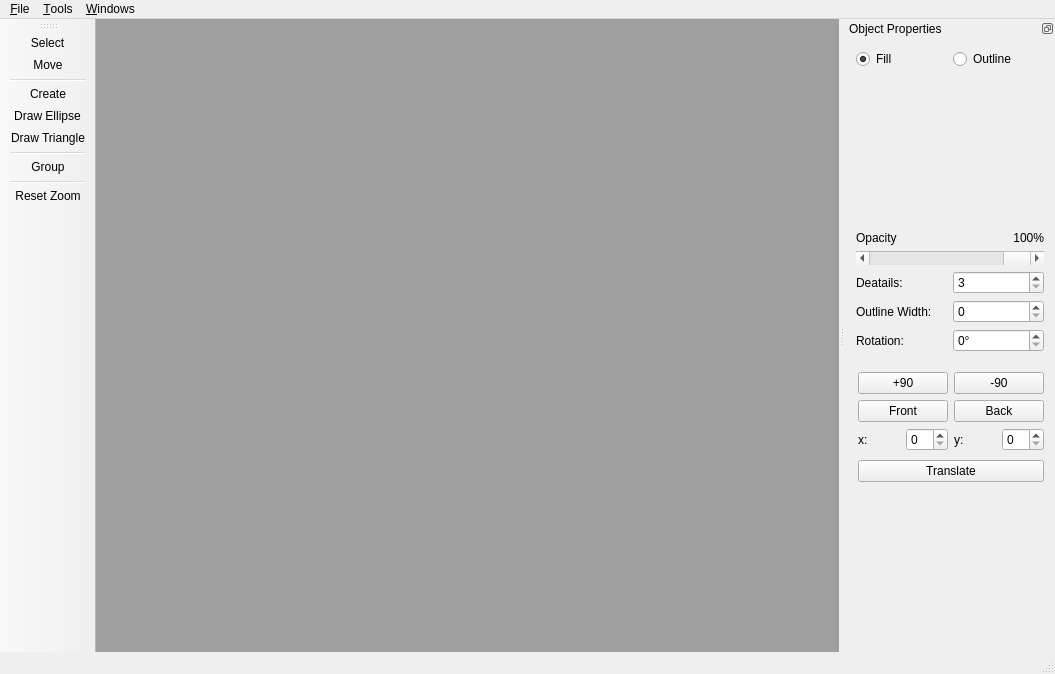
The window that src/qdrawmainwindow.ui (nayyden/ZVector) describes before a commit, drawn with Qt 5.
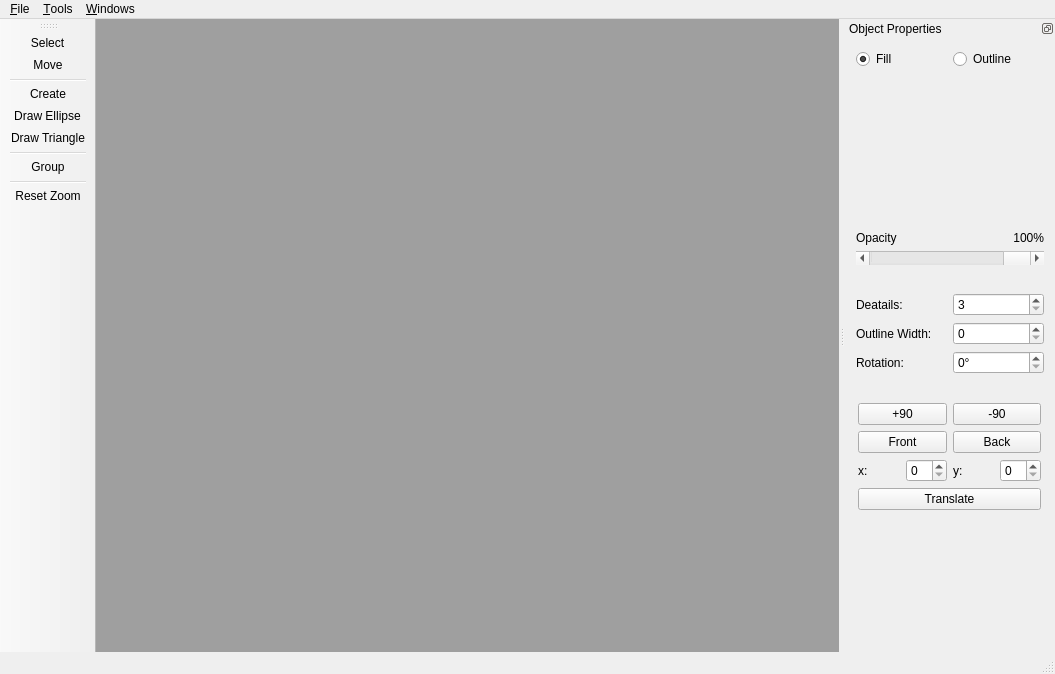
The same window after the commit. Icons and pictures are not drawn. Custom widgets are drawn as their Qt base class.

```diff
--- a/src/qdrawmainwindow.ui
+++ b/src/qdrawmainwindow.ui
@@ -94,7 +94,7 @@
    <property name="minimumSize">
     <size>
      <width>210</width>
-     <height>384</height>
+     <height>491</height>
     </size>
    </property>
    <property name="maximumSize">
@@ -284,23 +284,10 @@
           </item>
          </layout>
         </item>
-        <item row="1" column="0">
-         <widget class="QWidget" name="widget" native="true">
-          <property name="sizePolicy">
-           <sizepolicy hsizetype="Preferred" vsizetype="Expanding">
-            <horstretch>0</horstretch>
-            <verstretch>0</verstretch>
-           </sizepolicy>
-          </property>
-          <widget class="QWidget" name="">
-           <property name="geometry">
-            <rect>
-             <x>0</x>
-             <y>0</y>
-             <width>191</width>
-             <height>138</height>
-            </rect>
-           </property>
+       </layout>
+      </widget>
+     </item>
+     <item>
            <layout class="QVBoxLayout" name="verticalLayout_7">
             <property name="leftMargin">
              <number>2</number>
@@ -404,10 +391,15 @@
              </widget>
             </item>
            </layout>
-          </widget>
-         </widget>
-        </item>
-       </layout>
+     </item>
+     <item>
+      <widget class="QWidget" name="widget" native="true">
+       <property name="sizePolicy">
+        <sizepolicy hsizetype="Preferred" vsizetype="Expanding">
+         <horstretch>0</horstretch>
+         <verstretch>0</verstretch>
+        </sizepolicy>
+       </property>
       </widget>
      </item>
     </layout>
```
Left out of the diff: 2 changed lines with no effect on the pictures. Lines whose indentation alone changed are shown as unchanged.
